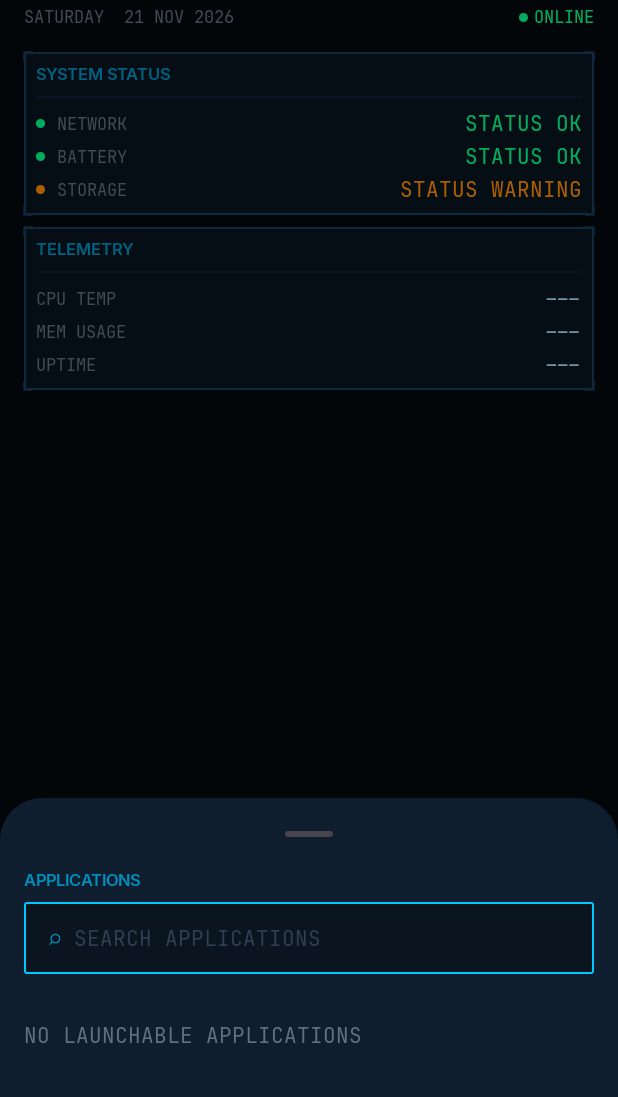
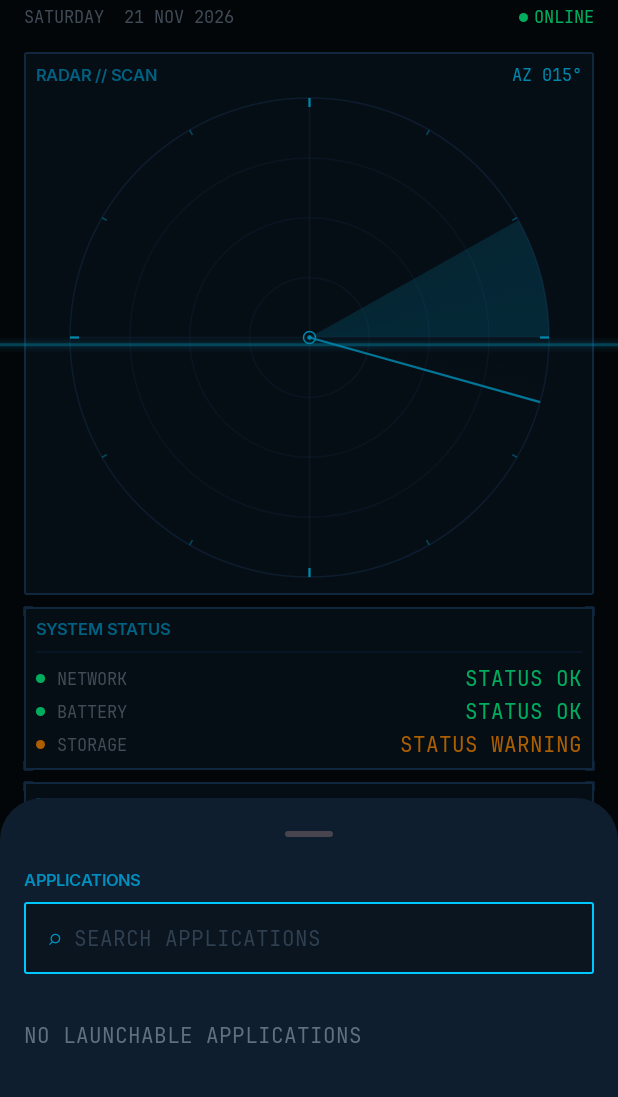
Before and after one commit to shubhash-singh/Aegis-HUD, an Android app built with Jetpack Compose: the screen it shows after launch (MainActivity), after a tap on "▦ APPS", on a phone screen of 412 x 824 dp, the part 139-1236 px from its top. Run offline under Robolectric (Android 15) with nearby library versions, the phone set to English and light mode, and no system bars; 1 other tap on this screen came first.

Commit message:
feat(phase-6): implement animated HUD radar graphics and scan-line overlay

```diff
--- /dev/null
+++ b/app/src/main/kotlin/dev/ragnar/aegis/ui/components/RadarDisplay.kt
@@ -0,0 +1,282 @@
+package dev.ragnar.aegis.ui.components
+
+import androidx.compose.animation.core.LinearEasing
+import androidx.compose.animation.core.RepeatMode
+import androidx.compose.animation.core.animateFloat
+import androidx.compose.animation.core.infiniteRepeatable
+import androidx.compose.animation.core.rememberInfiniteTransition
+import androidx.compose.animation.core.tween
+import androidx.compose.foundation.Canvas
+import androidx.compose.foundation.background
+import androidx.compose.foundation.border
+import androidx.compose.foundation.layout.Arrangement
+import androidx.compose.foundation.layout.Box
+import androidx.compose.foundation.layout.Column
+import androidx.compose.foundation.layout.Row
+import androidx.compose.foundation.layout.Spacer
+import androidx.compose.foundation.layout.aspectRatio
+import androidx.compose.foundation.layout.fillMaxWidth
+import androidx.compose.foundation.layout.height
+import androidx.compose.foundation.layout.padding
+import androidx.compose.foundation.shape.RoundedCornerShape
+import androidx.compose.material3.Text
+import androidx.compose.runtime.Composable
+import androidx.compose.runtime.getValue
+import androidx.compose.ui.Alignment
+import androidx.compose.ui.Modifier
+import androidx.compose.ui.geometry.Offset
+import androidx.compose.ui.geometry.Size
+import androidx.compose.ui.graphics.Brush
+import androidx.compose.ui.graphics.Color
+import androidx.compose.ui.graphics.drawscope.DrawScope
+import androidx.compose.ui.graphics.drawscope.Stroke
+import androidx.compose.ui.semantics.contentDescription
+import androidx.compose.ui.semantics.semantics
+import androidx.compose.ui.unit.dp
+import dev.ragnar.aegis.ui.theme.AegisTheme
+import kotlin.math.min
+
+/**
+ * Animated technical radar HUD display.
+ *
+ * Implements:
+ * - Concentric range rings in subtle border color
+ * - Measurement ticks around perimeter (major every 90°, minor every 30°)
+ * - Center crosshair reticle
+ * - Rotating sweep sector (trailing 45° arc with gradient fade)
+ * - Rotating sweep line with bright leading edge
+ * - Azimuth readout
+ * - Pauses rotation when [isPaused] is true (e.g. power-saver mode)
+ * - Configurable rotation period via [rotationDurationMillis]
+ *
+ * Design from UI_UX_SPECIFICATION.md Section 6 "Radar Graphic".
+ *
+ * @param modifier Modifier for the container.
+ * @param isPaused When true, the sweep animation stops to conserve battery.
+ * @param rotationDurationMillis Milliseconds per 360° revolution (default 4000ms).
+ */
+@Composable
+fun RadarDisplay(
+    modifier: Modifier = Modifier,
+    isPaused: Boolean = false,
+    rotationDurationMillis: Int = 4000,
+) {
+    val colors = AegisTheme.colors
+    val typography = AegisTheme.typography
+    val spacing = AegisTheme.spacing
+
+    val sweepAngle = if (isPaused) {
+        0f
+    } else {
+        val infiniteTransition = rememberInfiniteTransition(label = "RadarSweep")
+        val angle by infiniteTransition.animateFloat(
+            initialValue = 0f,
+            targetValue = 360f,
+            animationSpec = infiniteRepeatable(
+                animation = tween(durationMillis = rotationDurationMillis, easing = LinearEasing),
+                repeatMode = RepeatMode.Restart,
+            ),
+            label = "SweepAngle",
+        )
+        angle
+    }
+
+    val shape = RoundedCornerShape(spacing.panelCornerRadius)
+
+    Box(
+        modifier = modifier
+            .fillMaxWidth()
+            .background(colors.surface, shape)
+            .border(spacing.panelBorderWidth, colors.border, shape)
+            .padding(spacing.sm)
+            .semantics { contentDescription = "Technical Radar Display" },
+    ) {
+        Column(
+            modifier = Modifier.fillMaxWidth(),
+            horizontalAlignment = Alignment.CenterHorizontally,
+        ) {
+            // Header readout
+            Row(
+                modifier = Modifier.fillMaxWidth(),
+                horizontalArrangement = Arrangement.SpaceBetween,
+                verticalAlignment = Alignment.CenterVertically,
+            ) {
+                Text(
+                    text = "RADAR // SCAN",
+                    style = typography.sectionHeader,
+                    color = colors.cyanDim,
+                )
+                Text(
+                    text = if (isPaused) "STANDBY" else "AZ ${sweepAngle.toInt().toString().padStart(3, '0')}°",
+                    style = typography.telemetryLabel,
+                    color = if (isPaused) colors.statusWarning else colors.cyan,
+                )
+            }
+
+            Spacer(modifier = Modifier.height(spacing.xs))
+
+            // Radar Canvas
+            Canvas(
+                modifier = Modifier
+                    .fillMaxWidth(0.9f)
+                    .aspectRatio(1f),
+            ) {
+                val center = Offset(size.width / 2f, size.height / 2f)
+                val outerRadius = min(size.width, size.height) / 2f - 4.dp.toPx()
+
+                if (outerRadius <= 0f) return@Canvas
+
+                // 1. Concentric range rings
+                drawRangeRings(
+                    center = center,
+                    outerRadius = outerRadius,
+                    borderColor = colors.border,
+                )
+
+                // 2. Crosshair reticle lines
+                drawReticle(
+                    center = center,
+                    radius = outerRadius,
+                    color = colors.border,
+                    cyan = colors.cyan,
+                )
+
+                // 3. Perimeter measurement ticks
+                drawMeasurementTicks(
+                    center = center,
+                    outerRadius = outerRadius,
+                    borderColor = colors.borderActive,
+                    tickLength = 6.dp.toPx(),
+                )
+
+                // 4. Rotating sweep sector and sweep line
+                if (!isPaused) {
+                    drawSweepSector(
+                        center = center,
+                        radius = outerRadius,
+                        sweepAngleDegrees = sweepAngle,
+                        cyan = colors.cyan,
+                    )
+                }
+            }
+        }
+    }
+}
+
+/** Draws concentric range rings at 25%, 50%, 75%, and 100% of outer radius. */
+private fun DrawScope.drawRangeRings(
+    center: Offset,
+    outerRadius: Float,
+    borderColor: Color,
+) {
+    val ringRatios = floatArrayOf(0.25f, 0.5f, 0.75f, 1.0f)
+    for (ratio in ringRatios) {
+        val r = outerRadius * ratio
+        drawCircle(
+            color = borderColor.copy(alpha = if (ratio == 1.0f) 0.6f else 0.3f),
+            radius = r,
+            center = center,
+            style = Stroke(width = 1.dp.toPx()),
+        )
+    }
+}
+
+/** Draws subtle technical crosshairs extending through the center. */
+private fun DrawScope.drawReticle(
+    center: Offset,
+    radius: Float,
+    color: Color,
+    cyan: Color,
+) {
+    val strokeWidth = 1.dp.toPx()
+    val dimColor = color.copy(alpha = 0.35f)
+
+    // Full horizontal and vertical diameter lines
+    drawLine(
+        color = dimColor,
+        start = Offset(center.x - radius, center.y),
+        end = Offset(center.x + radius, center.y),
+        strokeWidth = strokeWidth,
+    )
+    drawLine(
+        color = dimColor,
+        start = Offset(center.x, center.y - radius),
+        end = Offset(center.x, center.y + radius),
+        strokeWidth = strokeWidth,
+    )
+
+    // Center micro reticle
+    val reticleRadius = 4.dp.toPx()
+    drawCircle(
+        color = cyan,
+        radius = reticleRadius,
+        center = center,
+        style = Stroke(width = strokeWidth),
+    )
+    drawCircle(
+        color = cyan,
+        radius = 1.5.dp.toPx(),
+        center = center,
+    )
+}
+
+/** Draws perimeter tick marks every 30 degrees, with major ticks every 90 degrees. */
+private fun DrawScope.drawMeasurementTicks(
+    center: Offset,
+    outerRadius: Float,
+    borderColor: Color,
+    tickLength: Float,
+) {
+    for (deg in 0 until 360 step 30) {
+        val isMajor = deg % 90 == 0
+        val length = if (isMajor) tickLength else tickLength * 0.6f
+        val (outer, inner) = RadarMath.calculateTickOffsets(
+            radius = outerRadius,
+            tickLength = length,
+            angleDegrees = deg.toFloat(),
+            center = center,
+        )
+        drawLine(
+            color = if (isMajor) borderColor else borderColor.copy(alpha = 0.5f),
+            start = outer,
+            end = inner,
+            strokeWidth = if (isMajor) 1.5.dp.toPx() else 1.dp.toPx(),
+        )
+    }
+}
+
+/** Draws the rotating sweep sector trailing behind the current angle. */
+private fun DrawScope.drawSweepSector(
+    center: Offset,
+    radius: Float,
+    sweepAngleDegrees: Float,
+    cyan: Color,
+) {
+    val sectorTrailAngle = 45f
+
+    // Draw the trailing sweep sector
+    drawArc(
+        brush = Brush.sweepGradient(
+            colors = listOf(
+                Color.Transparent,
+                cyan.copy(alpha = 0.05f),
+                cyan.copy(alpha = 0.22f),
+            ),
+            center = center,
+        ),
+        startAngle = sweepAngleDegrees - sectorTrailAngle,
+        sweepAngle = sectorTrailAngle,
+        useCenter = true,
+        topLeft = Offset(center.x - radius, center.y - radius),
+        size = Size(radius * 2f, radius * 2f),
+    )
+
+    // Draw the bright leading sweep line
+    val sweepEnd = RadarMath.polarToCartesian(radius, sweepAngleDegrees, center)
+    drawLine(
+        color = cyan.copy(alpha = 0.85f),
+        start = center,
+        end = sweepEnd,
+        strokeWidth = 1.5.dp.toPx(),
+    )
+}
--- /dev/null
+++ b/app/src/main/kotlin/dev/ragnar/aegis/ui/components/RadarMath.kt
@@ -0,0 +1,64 @@
+package dev.ragnar.aegis.ui.components
+
+import androidx.compose.ui.geometry.Offset
+import kotlin.math.PI
+import kotlin.math.cos
+import kotlin.math.sin
+
+/**
+ * Pure mathematical functions for radar geometry and coordinates.
+ *
+ * Designed to be entirely decoupled from Android framework APIs so that all
+ * calculations can be thoroughly verified with JVM unit tests.
+ */
+object RadarMath {
+
+    /**
+     * Converts a polar coordinate (radius, angleDegrees) into a Cartesian [Offset],
+     * centered at [center]. Angle 0° points to the right (+X), 90° points down (+Y).
+     */
+    fun polarToCartesian(
+        radius: Float,
+        angleDegrees: Float,
+        center: Offset = Offset.Zero,
+    ): Offset {
+        val angleRadians = (angleDegrees * PI / 180.0).toFloat()
+        val x = center.x + radius * cos(angleRadians)
+        val y = center.y + radius * sin(angleRadians)
+        return Offset(x, y)
+    }
+
+    /**
+     * Calculates the start and end [Offset] for a radial tick mark on a circle of [radius],
+     * with length [tickLength] pointing inwards toward the center.
+     */
+    fun calculateTickOffsets(
+        radius: Float,
+        tickLength: Float,
+        angleDegrees: Float,
+        center: Offset = Offset.Zero,
+    ): Pair<Offset, Offset> {
+        val outer = polarToCartesian(radius, angleDegrees, center)
+        val inner = polarToCartesian((radius - tickLength).coerceAtLeast(0f), angleDegrees, center)
+        return Pair(outer, inner)
+    }
+
+    /**
+     * Normalizes an angle in degrees to the standard range `[0°, 360°)`.
+     */
+    fun normalizeAngle(degrees: Float): Float {
+        var normalized = degrees % 360f
+        if (normalized < 0f) {
+            normalized += 360f
+        }
+        return normalized
+    }
+
+    /**
+     * Maps an animation progress value in `[0.0, 1.0]` to degrees in `[0°, 360°]`.
+     */
+    fun calculateSweepAngle(progress: Float): Float {
+        val clampedProgress = progress.coerceIn(0f, 1f)
+        return (clampedProgress * 360f) % 360f
+    }
+}
--- /dev/null
+++ b/app/src/main/kotlin/dev/ragnar/aegis/ui/components/ScanLine.kt
@@ -0,0 +1,79 @@
+package dev.ragnar.aegis.ui.components
+
+import androidx.compose.animation.core.LinearEasing
+import androidx.compose.animation.core.RepeatMode
+import androidx.compose.animation.core.animateFloat
+import androidx.compose.animation.core.infiniteRepeatable
+import androidx.compose.animation.core.rememberInfiniteTransition
+import androidx.compose.animation.core.tween
+import androidx.compose.foundation.Canvas
+import androidx.compose.foundation.layout.fillMaxSize
+import androidx.compose.runtime.Composable
+import androidx.compose.runtime.getValue
+import androidx.compose.ui.Modifier
+import androidx.compose.ui.geometry.Offset
+import androidx.compose.ui.geometry.Size
+import androidx.compose.ui.graphics.Brush
+import androidx.compose.ui.graphics.Color
+import dev.ragnar.aegis.ui.theme.AegisTheme
+
+/**
+ * Animated CRT/HUD scan-line overlay.
+ *
+ * Translates a subtle horizontal line vertically from top to bottom over [durationMillis].
+ * Respects [isPaused] to avoid background battery drain.
+ *
+ * Design from UI_UX_SPECIFICATION.md Section 7 "Animation Guidelines":
+ * Duration: 3s top to bottom, Linear, repeat.
+ */
+@Composable
+fun ScanLineOverlay(
+    modifier: Modifier = Modifier,
+    isPaused: Boolean = false,
+    durationMillis: Int = 3000,
+) {
+    val cyan = AegisTheme.colors.cyan
+
+    if (isPaused) return
+
+    val infiniteTransition = rememberInfiniteTransition(label = "ScanLineTransition")
+    val progress by infiniteTransition.animateFloat(
+        initialValue = 0f,
+        targetValue = 1f,
+        animationSpec = infiniteRepeatable(
+            animation = tween(durationMillis = durationMillis, easing = LinearEasing),
+            repeatMode = RepeatMode.Restart,
+        ),
+        label = "ScanLineProgress",
+    )
+
+    Canvas(modifier = modifier.fillMaxSize()) {
+        val y = size.height * progress
+        val lineHeight = 3f
+
+        // Draw soft vertical bloom
+        drawRect(
+            brush = Brush.verticalGradient(
+                colors = listOf(
+                    Color.Transparent,
+                    cyan.copy(alpha = 0.08f),
+                    cyan.copy(alpha = 0.18f),
+                    cyan.copy(alpha = 0.08f),
+                    Color.Transparent,
+                ),
+                startY = (y - 8f).coerceAtLeast(0f),
+                endY = (y + 8f).coerceAtMost(size.height),
+            ),
+            topLeft = Offset(0f, (y - 8f).coerceAtLeast(0f)),
+            size = Size(size.width, 16f),
+        )
+
+        // Draw bright central scan line
+        drawLine(
+            color = cyan.copy(alpha = 0.35f),
+            start = Offset(0f, y),
+            end = Offset(size.width, y),
+            strokeWidth = lineHeight,
+        )
+    }
+}
--- a/app/src/main/kotlin/dev/ragnar/aegis/ui/home/HomeScreen.kt
+++ b/app/src/main/kotlin/dev/ragnar/aegis/ui/home/HomeScreen.kt
@@ -1,7 +1,13 @@
 package dev.ragnar.aegis.ui.home
 
+import android.content.BroadcastReceiver
+import android.content.Context
+import android.content.Intent
+import android.content.IntentFilter
+import android.os.PowerManager
 import androidx.activity.compose.BackHandler
 import androidx.compose.foundation.layout.Arrangement
+import androidx.compose.foundation.layout.Box
 import androidx.compose.foundation.layout.Column
 import androidx.compose.foundation.layout.Row
 import androidx.compose.foundation.layout.Spacer
@@ -13,8 +19,11 @@ import androidx.compose.foundation.layout.padding
 import androidx.compose.foundation.layout.systemBars
 import androidx.compose.foundation.layout.width
 import androidx.compose.foundation.layout.windowInsetsPadding
+import androidx.compose.foundation.rememberScrollState
+import androidx.compose.foundation.verticalScroll
 import androidx.compose.material3.Text
 import androidx.compose.runtime.Composable
+import androidx.compose.runtime.DisposableEffect
 import androidx.compose.runtime.collectAsState
 import androidx.compose.runtime.getValue
 import androidx.compose.runtime.mutableStateOf
@@ -32,6 +41,8 @@ import dev.ragnar.aegis.ui.apps.AppDrawer
 import dev.ragnar.aegis.ui.apps.AppDrawerViewModel
 import dev.ragnar.aegis.ui.apps.AppDrawerViewModelFactory
 import dev.ragnar.aegis.ui.components.HudPanel
+import dev.ragnar.aegis.ui.components.RadarDisplay
+import dev.ragnar.aegis.ui.components.ScanLineOverlay
 import dev.ragnar.aegis.ui.components.StatusIndicator
 import dev.ragnar.aegis.ui.components.StatusLevel
 import dev.ragnar.aegis.ui.theme.AegisTheme
@@ -41,12 +52,14 @@ import dev.ragnar.aegis.ui.theme.AegisTheme
  *
  * Implements the screen structure from UI_UX_SPECIFICATION.md Section 5:
  * - TopBar zone: system label, live clock, date, status
- * - Center HUD zone: telemetry panels (battery, network, storage)
+ * - Center HUD zone: animated radar graphic, telemetry panels (battery, network, storage)
  * - Quick launch zone: app shortcut slots
  * - Bottom nav zone: search bar + drawer button
+ * - Overlay: subtle CRT scan-line
  *
  * BackHandler prevents the launcher from finishing on back press (ARCHITECTURE.md Section 6).
  * System insets handled per UI_UX_SPECIFICATION.md Section 8.
+ * Automatically throttles/pauses animations in battery-saver mode (F-007-P5).
  *
  * @param clockViewModel ViewModel providing live clock state.
  */
@@ -74,6 +87,27 @@ fun HomeScreen(
     val typography = AegisTheme.typography
     val spacing = AegisTheme.spacing
 
+    // Observe battery-saver mode dynamically (F-007-P5)
+    var isPowerSaveMode by remember {
+        val pm = context.getSystemService(Context.POWER_SERVICE) as? PowerManager
+        mutableStateOf(pm?.isPowerSaveMode == true)
+    }
+
+    DisposableEffect(context) {
+        val receiver = object : BroadcastReceiver() {
+            override fun onReceive(c: Context?, intent: Intent?) {
+                val pm = context.getSystemService(Context.POWER_SERVICE) as? PowerManager
+                isPowerSaveMode = pm?.isPowerSaveMode == true
+            }
+        }
+        val filter = IntentFilter(PowerManager.ACTION_POWER_SAVE_MODE_CHANGED)
+        context.registerReceiver(receiver, filter)
+        onDispose {
+            context.unregisterReceiver(receiver)
+        }
+    }
+
+    Box(modifier = Modifier.fillMaxSize()) {
         Column(
             modifier = Modifier
                 .fillMaxSize()
@@ -89,11 +123,18 @@ fun HomeScreen(
             Spacer(modifier = Modifier.height(spacing.md))
 
             // === CENTER HUD ZONE ===
-        // Telemetry panels fill the available space
             Column(
-            modifier = Modifier.weight(1f),
+                modifier = Modifier
+                    .weight(1f)
+                    .verticalScroll(rememberScrollState()),
                 verticalArrangement = Arrangement.Top,
             ) {
+                // Animated technical radar graphic (F-007)
+                RadarDisplay(
+                    isPaused = isPowerSaveMode,
+                    modifier = Modifier.padding(bottom = spacing.sm),
+                )
+
                 // System status panel
                 HudPanel(title = "System Status") {
                     Column(modifier = Modifier.padding(top = spacing.xs)) {
@@ -118,6 +159,8 @@ fun HomeScreen(
                     }
                 }
             }
+
+            Spacer(modifier = Modifier.height(spacing.sm))
 
             // === QUICK LAUNCH ZONE ===
             QuickLaunchRow(
@@ -144,6 +187,10 @@ fun HomeScreen(
             )
 
             Spacer(modifier = Modifier.height(spacing.sm))
+        }
+
+        // CRT scan-line overlay (F-007-P3)
+        ScanLineOverlay(isPaused = isPowerSaveMode)
     }
 
     if (isDrawerVisible) {
```
Also changed, not shown: 12 other files. Lines whose indentation alone changed are shown as unchanged.
